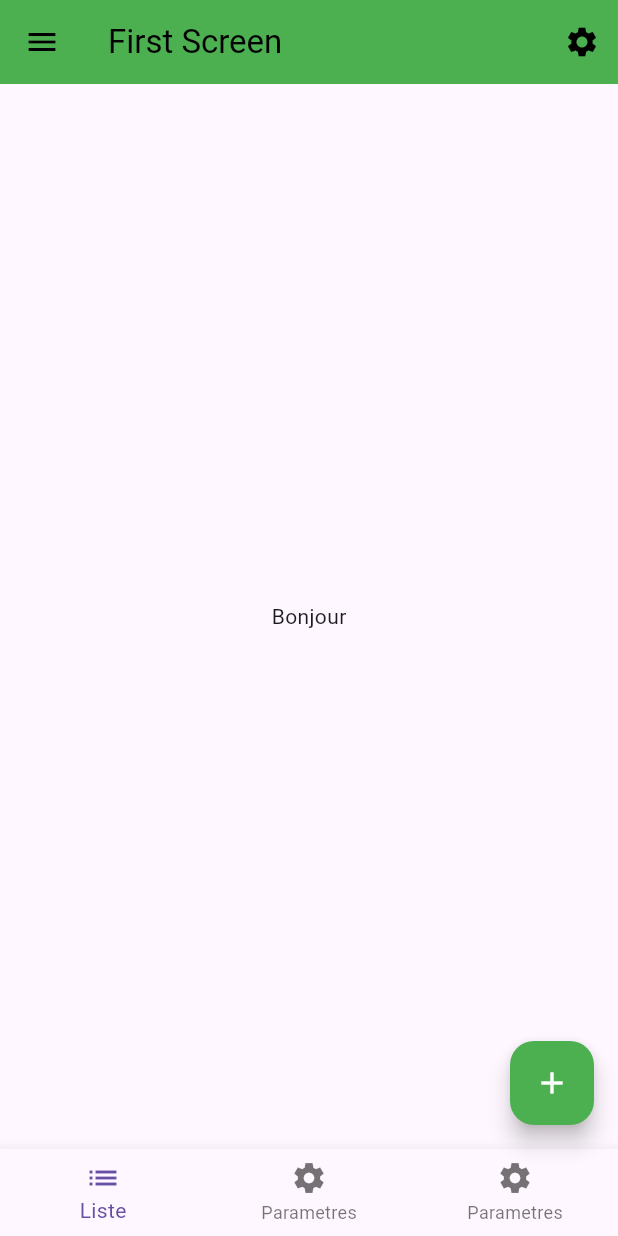
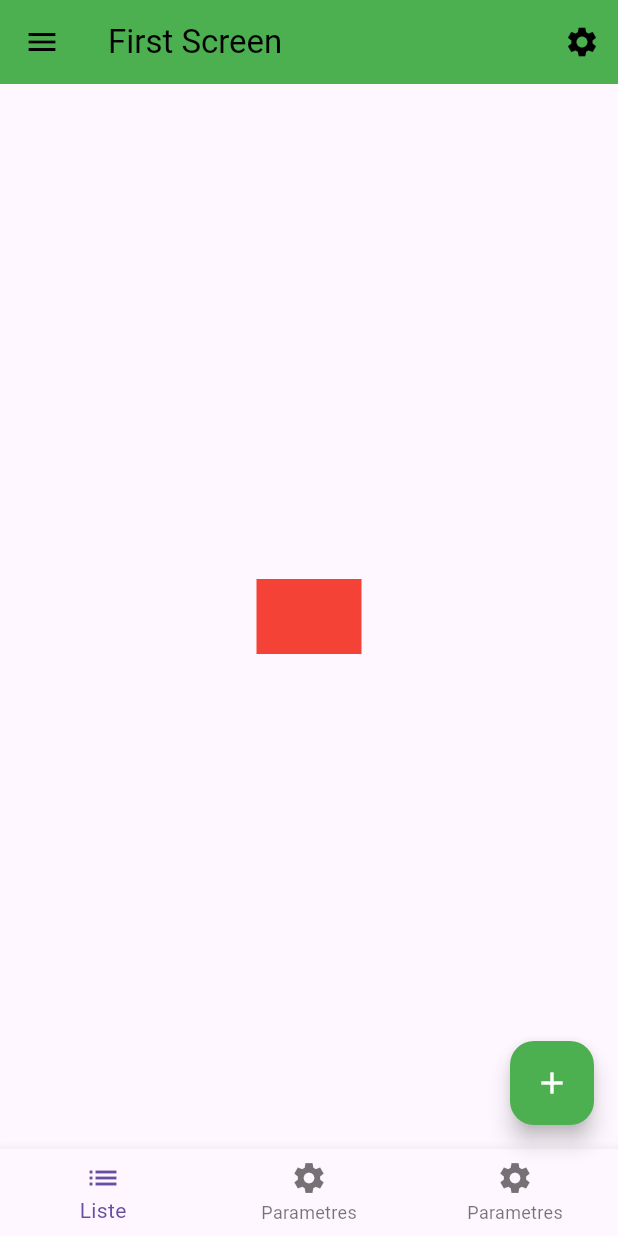
Before and after one commit to henocn/flutter-basis, a Flutter app: the screen it shows after launch, on a phone screen of 412 x 824 dp. Run offline on Flutter 3.47's test engine with Material 3 defaults, Android fonts, the light colour scheme and no system bars.

Commit message:
Favorite icon

```diff
--- a/lib/main.dart
+++ b/lib/main.dart
@@ -22,7 +22,12 @@
             IconButton(onPressed: () {}, icon: const Icon(Icons.settings)),
           ],
         ),
-        body: const Center(child: Text("Bonjour")),
+        body: Center(child: Container(
+            margin: EdgeInsets.all(10),
+            padding: EdgeInsets.symmetric(horizontal: 20, vertical: 10),
+            color: Colors.red,
+            child: Icon(Icons.favorite, color: Colors.red, size: 30),
+        )),
         bottomNavigationBar: BottomNavigationBar(
           items: [
             BottomNavigationBarItem(icon: Icon(Icons.list), label: "Liste"),
```
